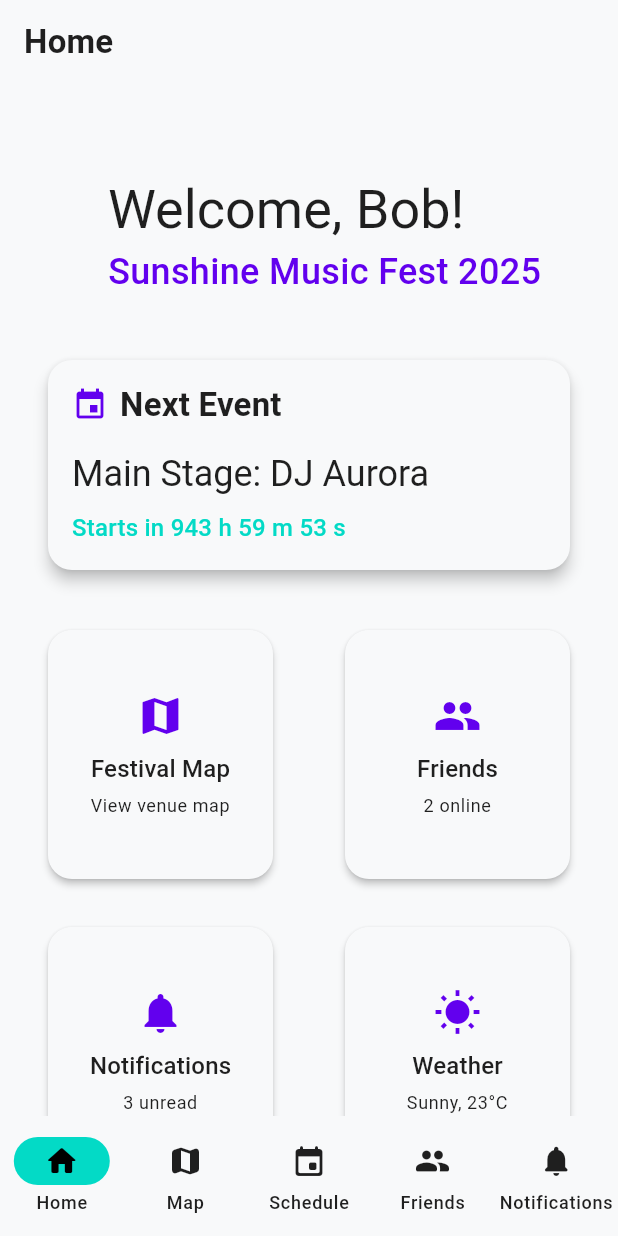
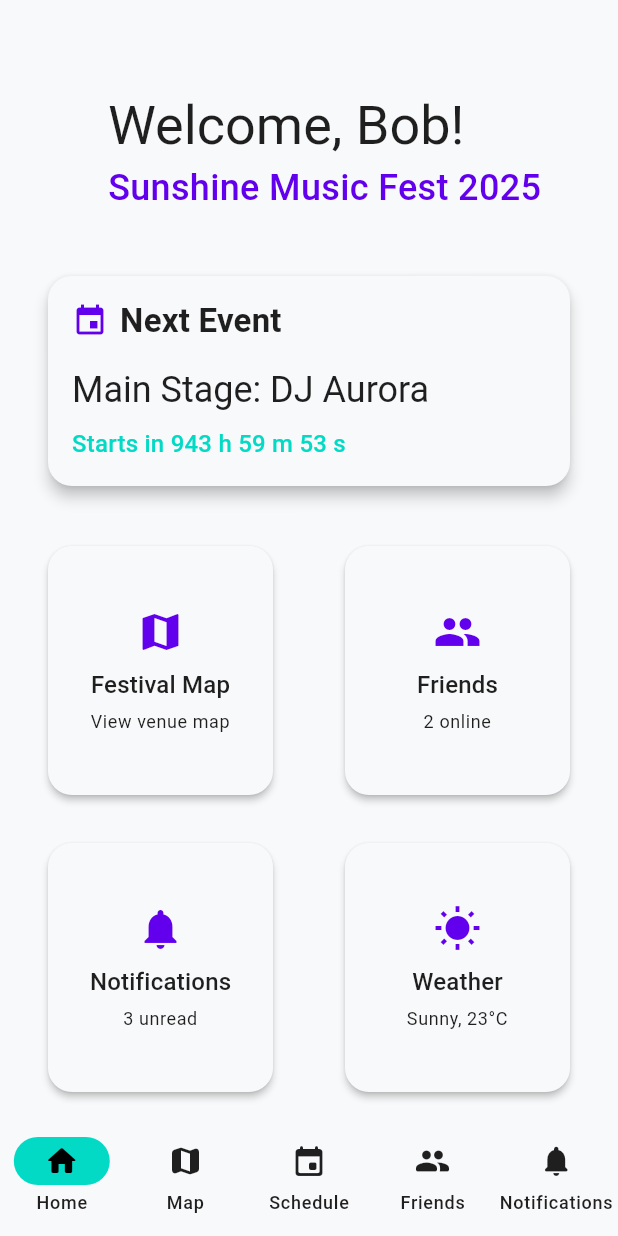
Before and after one commit to bobotiq/Festival-Companion, a Flutter app: the screen it shows after launch, on a phone screen of 412 x 824 dp. Run offline on Flutter 3.47's test engine with Material 3 defaults, Android fonts, the phone set to English and light mode, and no system bars; our stand-ins replace geolocator, google_maps_flutter, shared_preferences.

Commit message:
Removed AppBar

```diff
--- a/lib/main.dart
+++ b/lib/main.dart
@@ -86,20 +86,11 @@
     NotificationsScreen(),
   ];
 
-  static final List<String> _titles = [
-    'Home',
-    'Map',
-    'Schedule',
-    'Friends',
-    'Notifications',
-  ];
-
   void _onItemTapped(int index) => setState(() => _selectedIndex = index);
 
   @override
   Widget build(BuildContext context) {
     return Scaffold(
-      appBar: AppBar(title: Text(_titles[_selectedIndex])),
       body: IndexedStack(index: _selectedIndex, children: _screens),
       bottomNavigationBar: NavigationBar(
         selectedIndex: _selectedIndex,
```
